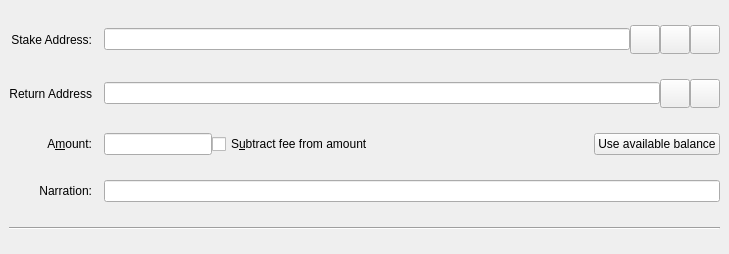
First picture: the form in src/qt/forms/sendcoinsentry.ui, repository Bitcoin-Confidential/BitcoinC-Core, before the edit.
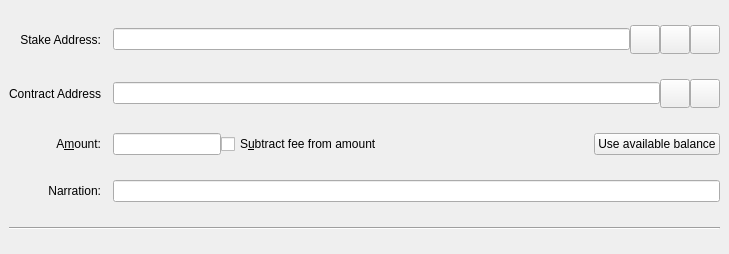
Second picture: the form after the edit. The open tabs and pages were chosen to show the change. Icons and pictures are not drawn. Custom widgets are drawn as their Qt base class.

Commit message: qt: Renamed Return to Contract address

Diff of the .ui file:
```diff
--- a/src/qt/forms/sendcoinsentry.ui
+++ b/src/qt/forms/sendcoinsentry.ui
@@ -285,7 +285,7 @@
     <item row="1" column="0">
      <widget class="QLabel" name="spendAddrLabel">
       <property name="text">
-       <string>Return Address</string>
+       <string>Contract Address</string>
       </property>
       <property name="alignment">
        <set>Qt::AlignRight|Qt::AlignTrailing|Qt::AlignVCenter</set>
```
The commit also changes 4 other files.
